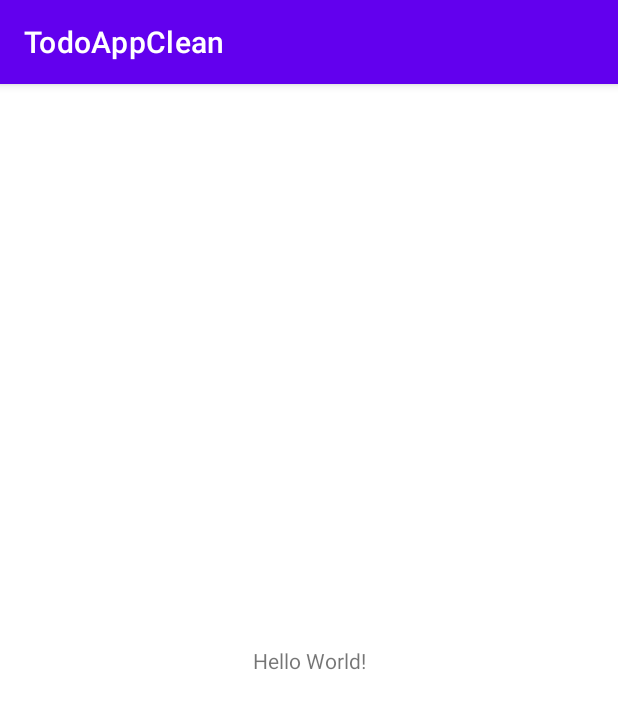
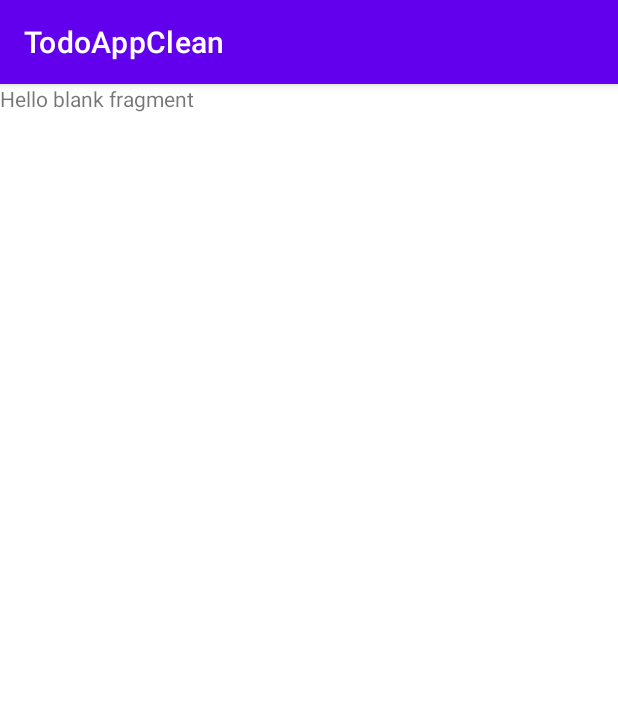
Before and after one commit to Melansia/CleanTODO, an Android app: the screen it shows after launch (MainActivity), on a phone screen of 412 x 824 dp. Shown: the top 709 px of the screen. Run offline under Robolectric (Android 15) with nearby library versions, the phone set to English and light mode, and no system bars.

Commit message:
added navigation fragments

```diff
--- /dev/null
+++ b/app/src/main/java/com/example/todoappclean/fragments/list/ListFragment.kt
@@ -0,0 +1,19 @@
+package com.example.todoappclean.fragments.list
+
+import android.os.Bundle
+import androidx.fragment.app.Fragment
+import android.view.LayoutInflater
+import android.view.View
+import android.view.ViewGroup
+import com.example.todoappclean.R
+
+class ListFragment : Fragment() {
+
+    override fun onCreateView(
+        inflater: LayoutInflater, container: ViewGroup?,
+        savedInstanceState: Bundle?
+    ): View? {
+        // Inflate the layout for this fragment
+        return inflater.inflate(R.layout.fragment_list, container, false)
+    }
+}
--- a/app/src/main/res/layout/activity_main.xml
+++ b/app/src/main/res/layout/activity_main.xml
@@ -6,13 +6,17 @@
     android:layout_height="match_parent"
     tools:context=".MainActivity">
 
-    <TextView
-        android:layout_width="wrap_content"
-        android:layout_height="wrap_content"
-        android:text="Hello World!"
+    <androidx.fragment.app.FragmentContainerView
+        android:id="@+id/navHostFragment"
+        android:name="androidx.navigation.fragment.NavHostFragment"
+        android:layout_width="0dp"
+        android:layout_height="0dp"
+        app:defaultNavHost="true"
         app:layout_constraintBottom_toBottomOf="parent"
         app:layout_constraintEnd_toEndOf="parent"
+        app:layout_constraintHorizontal_bias="0.5"
         app:layout_constraintStart_toStartOf="parent"
-        app:layout_constraintTop_toTopOf="parent" />
+        app:layout_constraintTop_toTopOf="parent"
+        app:navGraph="@navigation/my_nav" />
 
 </androidx.constraintlayout.widget.ConstraintLayout>
--- /dev/null
+++ b/app/src/main/res/layout/fragment_list.xml
@@ -0,0 +1,13 @@
+<?xml version="1.0" encoding="utf-8"?>
+<FrameLayout xmlns:android="http://schemas.android.com/apk/res/android"
+    xmlns:tools="http://schemas.android.com/tools"
+    android:layout_width="match_parent"
+    android:layout_height="match_parent"
+    tools:context=".fragments.list.ListFragment">
+
+    <TextView
+        android:layout_width="match_parent"
+        android:layout_height="match_parent"
+        android:text="@string/hello_blank_fragment" />
+
+</FrameLayout>
--- /dev/null
+++ b/app/src/main/res/navigation/my_nav.xml
@@ -0,0 +1,38 @@
+<?xml version="1.0" encoding="utf-8"?>
+<navigation xmlns:android="http://schemas.android.com/apk/res/android"
+    xmlns:app="http://schemas.android.com/apk/res-auto"
+    xmlns:tools="http://schemas.android.com/tools"
+    android:id="@+id/my_nav"
+    app:startDestination="@id/listFragment">
+
+    <fragment
+        android:id="@+id/listFragment"
+        android:name="com.example.todoappclean.fragments.list.ListFragment"
+        android:label="fragment_list"
+        tools:layout="@layout/fragment_list" >
+        <action
+            android:id="@+id/action_listFragment_to_addFragment"
+            app:destination="@id/addFragment" />
+        <action
+            android:id="@+id/action_listFragment_to_updateFragment"
+            app:destination="@id/updateFragment" />
+    </fragment>
+    <fragment
+        android:id="@+id/addFragment"
+        android:name="com.example.todoappclean.fragments.add.AddFragment"
+        android:label="fragment_add"
+        tools:layout="@layout/fragment_add" >
+        <action
+            android:id="@+id/action_addFragment_to_listFragment"
+            app:destination="@id/listFragment" />
+    </fragment>
+    <fragment
+        android:id="@+id/updateFragment"
+        android:name="com.example.todoappclean.fragments.update.UpdateFragment"
+        android:label="fragment_update"
+        tools:layout="@layout/fragment_update" >
+        <action
+            android:id="@+id/action_updateFragment_to_listFragment"
+            app:destination="@id/listFragment" />
+    </fragment>
+</navigation>
--- a/app/src/main/res/values/strings.xml
+++ b/app/src/main/res/values/strings.xml
@@ -1,3 +1,5 @@
 <resources>
     <string name="app_name">TodoAppClean</string>
+    <!-- TODO: Remove or change this placeholder text -->
+    <string name="hello_blank_fragment">Hello blank fragment</string>
 </resources>
```
Also changed, not shown: app/src/main/java/com/example/todoappclean/fragments/add/AddFragment.kt (added, +19 -0 lines), app/src/main/java/com/example/todoappclean/fragments/update/UpdateFragment.kt (added, +20 -0 lines), app/src/main/res/layout/fragment_add.xml (added, +13 -0 lines), app/src/main/res/layout/fragment_update.xml (added, +13 -0 lines).
